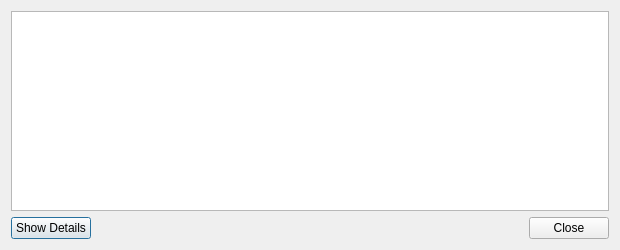
Before: the Qt Designer form src/qt/forms/transactiondescdialog.ui in securechain/securechain-wallet, drawn with Qt 5.
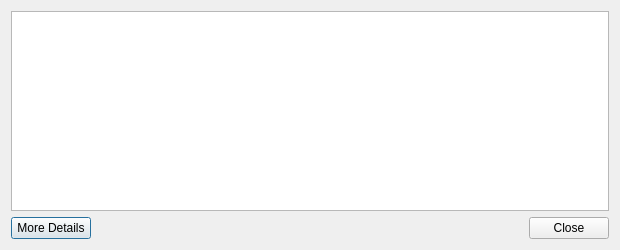
After: the same form once the commit is applied.

What changed in the file:
```diff
--- a/src/qt/forms/transactiondescdialog.ui
+++ b/src/qt/forms/transactiondescdialog.ui
@@ -29,7 +29,7 @@
      <item>
       <widget class="QPushButton" name="showTxDetails">
        <property name="text">
-        <string>Show Details</string>
+        <string>More Details</string>
        </property>
       </widget>
      </item>
```
